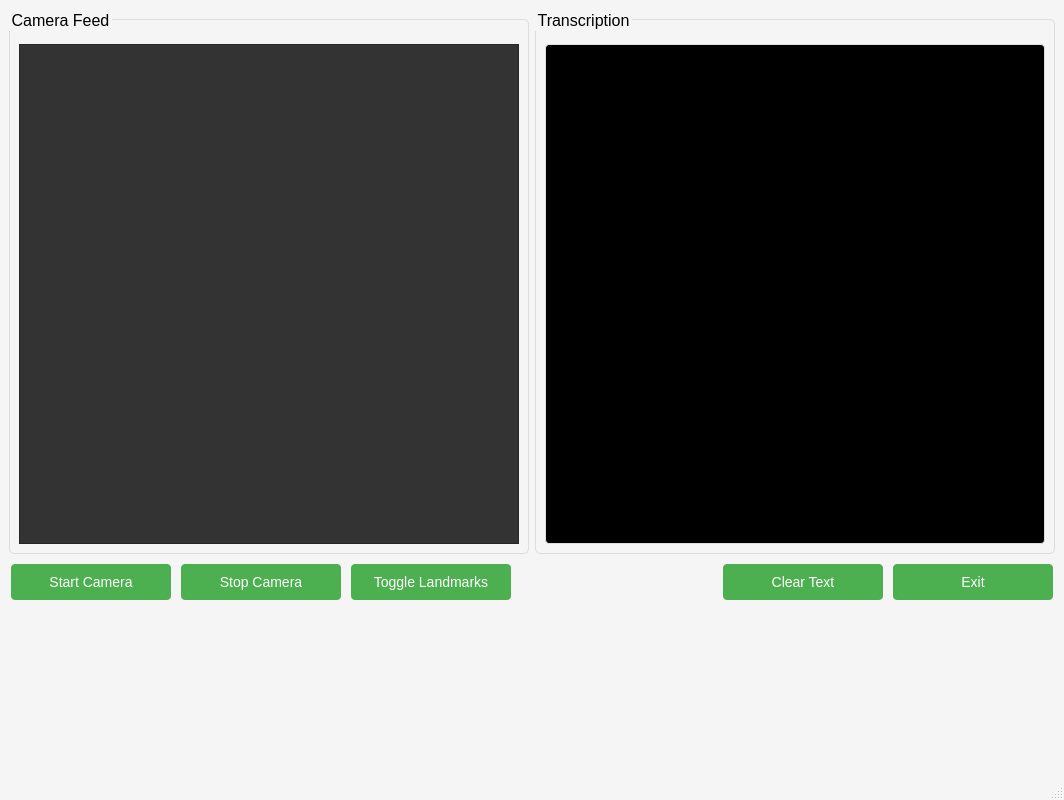
Old version of the form UI/main_screen.ui in the repository ValhallaAMB/Gesture-Recognition.
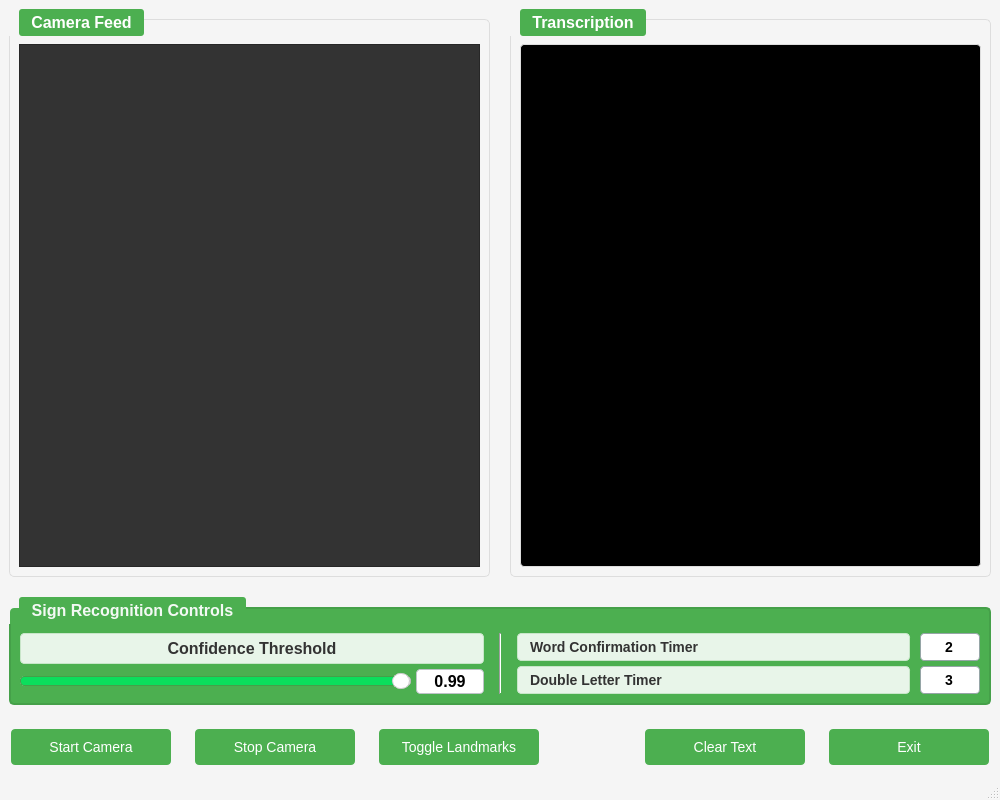
New version of the form.

Commit message: main and welcome UI done and integrated, logo added

```diff
--- a/UI/main_screen.ui
+++ b/UI/main_screen.ui
@@ -23,6 +23,16 @@
     margin-top: 10px;
     padding-top: 15px;
     font-size: 16px;
+    font-weight: bold;
+    color: #333;
+}
+#cameraGroup::title, #transcriptionGroup::title {
+    color: white;
+    background-color: #4CAF50;
+    padding: 4px 10px;
+    border-radius: 3px;
+    margin-left: 10px;
+    subcontrol-origin: margin;
 }
 QPushButton {
     background-color: #4CAF50;
@@ -49,18 +59,125 @@
 }
 QLabel {
     font-weight: bold;
-    font-size: 16px;
+    font-size: 25px;
     color: #333;
 }
 QGraphicsView {
     background-color: #333;
-}</string>
+}
+
+/* Settings Group Box */
+#settingsGroup {
+    background-color: #4CAF50;
+    border: 2px solid #45a049;
+}
+
+#settingsGroup::title {
+    color:  #f3f9f4 ;
+    background-color: #4CAF50;
+    padding: 4px 10px;
+    border-radius: 3px;
+    margin-left: 10px;
+    subcontrol-origin: margin;
+}
+
+/* Confidence Threshold Section */
+#confidenceLabel {
+    font-size: 16px;
+    color: #333;
+    font-weight: bold;
+    padding: 5px;
+    background-color: #e8f5e9;
+    border-radius: 4px;
+    border: 1px solid #c8e6c9;
+}
+
+#confidenceValueLabel {
+    font-weight: bold;
+    font-size: 16px;
+    color: #000000;
+    background-color: #ffffff;
+    border-radius: 4px;
+    padding: 4px 8px;
+    border: 1px solid #bdc3c7;
+    min-width: 50px;
+    text-align: center;
+}
+
+/* Timer Labels */
+#wordTimerLabel, #letterTimerLabel {
+    font-size: 14px;
+    color: #333;
+    font-weight: bold;
+    padding: 4px 8px;
+    background-color: #e8f5e9;
+    border-radius: 4px;
+    border: 1px solid #c8e6c9;
+    margin-right: 5px;
+}
+
+/* Slider Styling */
+QSlider {
+    min-height: 20px;
+}
+QSlider::groove:horizontal {
+    border: 1px solid #bbb;
+    background: #f0f0f0;
+    height: 8px;
+    border-radius: 4px;
+}
+QSlider::sub-page:horizontal {
+    background:    #0cde5c;
+    border: 1px solid  #45a049;
+    height: 8px;
+    border-radius: 4px;
+}
+QSlider::handle:horizontal {
+    background: #fff;
+    border: 1px solid #ccc;
+    width: 16px;
+    margin: -4px 0;
+    border-radius: 8px;
+}
+QSlider::handle:horizontal:hover {
+    background: #f5f5f5;
+    border: 1px solid #bbb;
+}
+
+/* Line Edit Styling */
+QLineEdit {
+    border: 1px solid #95a5a6;
+    border-radius: 4px;
+    padding: 4px;
+    font-size: 14px;
+    font-weight: bold;
+    color: #000000;
+    background: white;
+    selection-background-color: #4CAF50;
+    min-width: 50px;
+}
+QLineEdit:focus {
+    border: 2px solid #4CAF50;
+}
+
+/* Vertical Line Separator */
+QFrame[frameShape="4"] {  /* VLine */
+    color: #c8e6c9;
+    background-color: #c8e6c9;
+}
+</string>
   </property>
   <widget class="QWidget" name="centralwidget">
-   <layout class="QVBoxLayout" name="mainVerticalLayout" spacing="20">
+   <layout class="QVBoxLayout" name="mainVerticalLayout">
+    <property name="spacing">
+     <number>20</number>
+    </property>
     <!-- Main Content Area -->
     <item>
-     <layout class="QHBoxLayout" name="contentLayout" spacing="20">
+     <layout class="QHBoxLayout" name="contentLayout">
+      <property name="spacing">
+       <number>20</number>
+      </property>
       <!-- Camera Feed -->
       <item>
        <widget class="QGroupBox" name="cameraGroup">
@@ -70,22 +187,11 @@
         <layout class="QVBoxLayout" name="cameraLayout">
          <item>
           <widget class="QGraphicsView" name="videoView">
-           <property name="minimumSize">
-            <size>
-             <width>500</width>
-             <height>500</height>
-            </size>
-           </property>
-           <property name="maximumSize">
-            <size>
-             <width>500</width>
-             <height>500</height>
-            </size>
-           </property>
+           <!-- Remove fixed minimum/maximum sizes -->
            <property name="sizePolicy">
-            <sizepolicy hsizetype="Fixed" vsizetype="Fixed">
-             <horstretch>0</horstretch>
-             <verstretch>0</verstretch>
+            <sizepolicy hsizetype="Expanding" vsizetype="Expanding">
+             <horstretch>1</horstretch>
+             <verstretch>1</verstretch>
             </sizepolicy>
            </property>
            <property name="horizontalScrollBarPolicy">
@@ -109,17 +215,15 @@
         <layout class="QVBoxLayout" name="transcriptionLayout">
          <item>
           <widget class="QTextEdit" name="transcriptionTextBox">
-           <property name="minimumSize">
-            <size>
-             <width>500</width>
-             <height>500</height>
-            </size>
+           <!-- Remove fixed minimum/maximum sizes -->
+           <property name="sizePolicy">
+            <sizepolicy hsizetype="Expanding" vsizetype="Expanding">
+             <horstretch>1</horstretch>
+             <verstretch>1</verstretch>
+            </sizepolicy>
            </property>
-           <property name="maximumSize">
-            <size>
-             <width>500</width>
-             <height>500</height>
-            </size>
+           <property name="verticalScrollBarPolicy">
+            <enum>Qt::ScrollBarAlwaysOff</enum>
            </property>
             <property name="verticalScrollBarPolicy">
             <enum>Qt::ScrollBarAlwaysOff</enum>
@@ -155,10 +259,180 @@
       </item>
      </layout>
     </item>
+
+    <!-- Recognition Controls Box -->
+    <item>
+     <widget class="QGroupBox" name="settingsGroup">
+      <property name="sizePolicy">
+       <sizepolicy hsizetype="Expanding" vsizetype="Fixed">
+        <horstretch>1</horstretch>
+        <verstretch>0</verstretch>
+       </sizepolicy>
+      </property>
+      <property name="title">
+       <string>Sign Recognition Controls</string>
+      </property>
+      <layout class="QHBoxLayout" name="settingsLayout">
+       <property name="spacing">
+        <number>15</number>
+       </property>
+       <item>
+        <layout class="QVBoxLayout" name="confidenceLayout">
+         <property name="spacing">
+          <number>5</number>
+         </property>
+         <item>
+          <widget class="QLabel" name="confidenceLabel">
+           <property name="alignment">
+            <set>Qt::AlignCenter</set>
+           </property>
+           <property name="text">
+            <string>Confidence Threshold</string>
+           </property>
+          </widget>
+         </item>
+         <item>
+          <layout class="QHBoxLayout" name="confidenceControlLayout">
+           <property name="spacing">
+            <number>5</number>
+           </property>
+           <item>
+            <widget class="QSlider" name="confidenceSlider">
+             <property name="minimum">
+              <number>1</number>
+             </property>
+             <property name="maximum">
+              <number>99</number>
+             </property>
+             <property name="value">
+              <number>99</number>
+             </property>
+             <property name="singleStep">
+              <number>1</number>
+             </property>
+             <property name="orientation">
+              <enum>Qt::Horizontal</enum>
+             </property>
+             <property name="minimumSize">
+              <size>
+               <width>150</width>
+               <height>20</height>
+              </size>
+             </property>
+            </widget>
+           </item>
+           <item>
+            <widget class="QLabel" name="confidenceValueLabel">
+             <property name="minimumSize">
+              <size>
+               <width>40</width>
+               <height>20</height>
+              </size>
+             </property>
+             <property name="alignment">
+              <set>Qt::AlignCenter</set>
+             </property>
+             <property name="text">
+              <string>0.99</string>
+             </property>
+            </widget>
+           </item>
+          </layout>
+         </item>
+        </layout>
+       </item>
+       
+       <item>
+        <widget class="QFrame" name="verticalLine">
+         <property name="frameShape">
+          <enum>QFrame::VLine</enum>
+         </property>
+         <property name="frameShadow">
+          <enum>QFrame::Sunken</enum>
+         </property>
+         <property name="lineWidth">
+          <number>1</number>
+         </property>
+        </widget>
+       </item>
+       
+       <item>
+        <layout class="QVBoxLayout" name="timersLayout">
+         <property name="spacing">
+          <number>5</number>
+         </property>
+         <item>
+          <layout class="QHBoxLayout" name="wordTimerLayout">
+           <property name="spacing">
+            <number>5</number>
+           </property>
+           <item>
+            <widget class="QLabel" name="wordTimerLabel">
+             <property name="text">
+              <string>Word Confirmation Timer</string>
+             </property>
+            </widget>
+           </item>
+           <item>
+            <widget class="QLineEdit" name="wordTimerEdit">
+             <property name="maximumSize">
+              <size>
+               <width>50</width>
+               <height>16777215</height>
+              </size>
+             </property>
+             <property name="alignment">
+              <set>Qt::AlignCenter</set>
+             </property>
+             <property name="text">
+              <string>2</string>
+             </property>
+            </widget>
+           </item>
+          </layout>
+         </item>
+         <item>
+          <layout class="QHBoxLayout" name="letterTimerLayout">
+           <property name="spacing">
+            <number>5</number>
+           </property>
+           <item>
+            <widget class="QLabel" name="letterTimerLabel">
+             <property name="text">
+              <string>Double Letter Timer</string>
+             </property>
+            </widget>
+           </item>
+           <item>
+            <widget class="QLineEdit" name="letterTimerEdit">
+             <property name="maximumSize">
+              <size>
+               <width>50</width>
+               <height>16777215</height>
+              </size>
+             </property>
+             <property name="alignment">
+              <set>Qt::AlignCenter</set>
+             </property>
+             <property name="text">
+              <string>3</string>
+             </property>
+            </widget>
+           </item>
+          </layout>
+         </item>
+        </layout>
+       </item>
+      </layout>
+     </widget>
+    </item>
     
     <!-- Button Controls -->
     <item>
-     <layout class="QHBoxLayout" name="buttonLayout" spacing="20">
+     <layout class="QHBoxLayout" name="buttonLayout">
+      <property name="spacing">
+       <number>20</number>
+      </property>
       <item>
        <widget class="QPushButton" name="cameraOnButton">
         <property name="text">
@@ -209,21 +483,6 @@
       </item>
      </layout>
     </item>
-    
-    <!-- Bottom Spacer -->
-    <item>
-     <spacer name="verticalSpacer">
-      <property name="orientation">
-       <enum>Qt::Vertical</enum>
-      </property>
-      <property name="sizeHint" stdset="0">
-       <size>
-        <width>20</width>
-        <height>20</height>
-       </size>
-      </property>
-     </spacer>
-    </item>
    </layout>
   </widget>
   <widget class="QStatusBar" name="statusbar"/>
```
Left out of the diff: 16 changed lines with no effect on the pictures. The commit also changes 3 other files.
